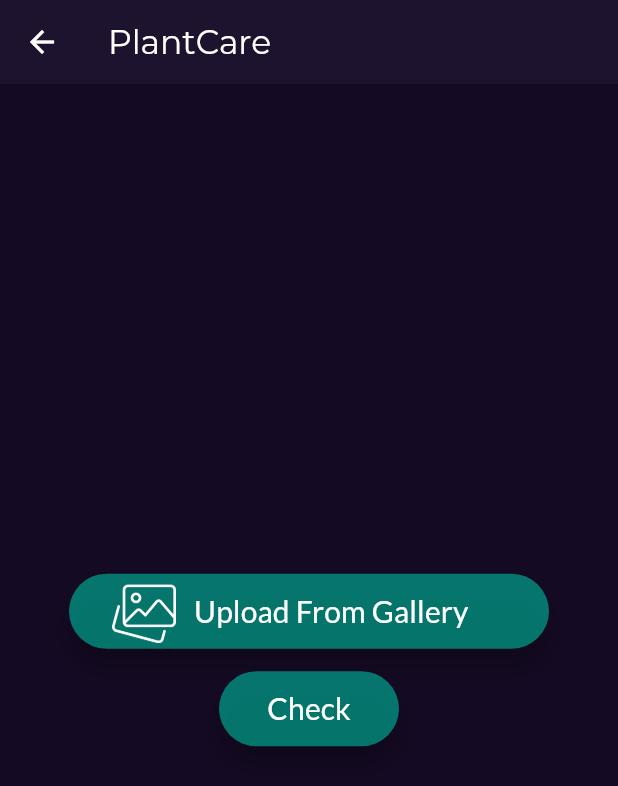
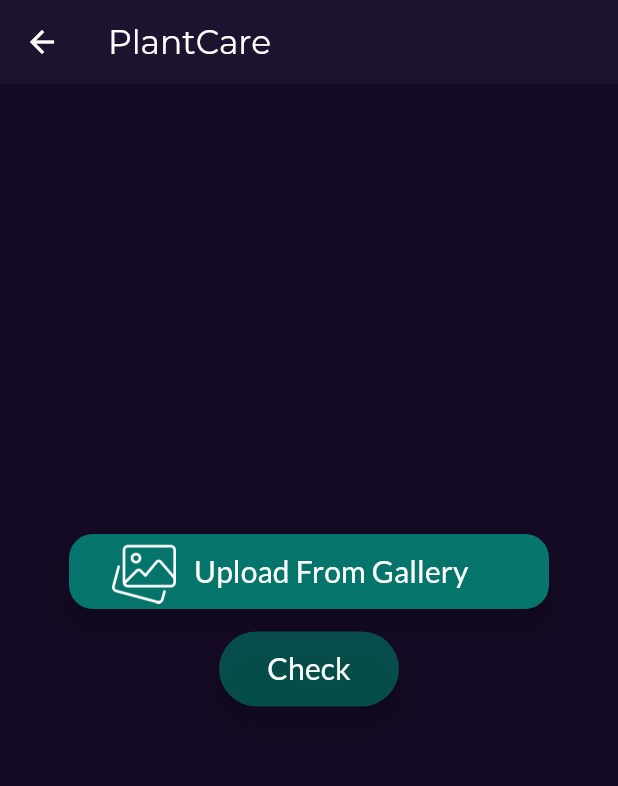
Before and after one commit to Sarthakpurii/Plant-Disease-Detection-Application, a Flutter app: the DetectorScreen screen opened directly, on a phone screen of 412 x 824 dp. Shown: the top 786 px of the screen. Run offline on Flutter 3.47's test engine with Material 3 defaults, Android fonts, the phone set to English and light mode, and no system bars; our stand-ins replace google_fonts, image_picker; missing offline and left inert: tflite_flutter.

Commit message:
upgraded UX

```diff
--- a/lib/main.dart
+++ b/lib/main.dart
@@ -45,6 +45,6 @@
 void main(){
   runApp(MaterialApp(
     theme: purpTheme,
-    home: const DetectorScreen(),
+    home: const HomeScreen(),
   ));
 }
--- a/lib/screens/detector-screen.dart
+++ b/lib/screens/detector-screen.dart
@@ -29,21 +29,36 @@ class DetectorScreenState extends State<DetectorScreen>{
     }
   }
 
+  void reset(){
+    setState(() {
+      img=null;
+      imageUploaded=false;
+      predictionStatus=false;
+      prediction=null;
+    });
+  }
+
   // Model Variables and Fucntions
   Interpreter? _interpreter;
+  bool predictionStatus=false;
+  String? prediction;
 
   void loadModel() async {
     _interpreter = await Interpreter.fromAsset('DL model/model.tflite');
   }
 
-  //Image preprocessing
- void preprocessImage() async {
+  //Image preprocessing and model prediction
+ void predict() async {
   imag.Image? image = imag.decodeImage(img!.readAsBytesSync());
   imag.Image resizedImage = imag.copyResize(image!, width: 64, height: 64);
   var normalizedImage = resizedImage.getBytes().map((pixel) => pixel / 255).toList();
   var input = Float32List.fromList(normalizedImage).reshape([1, 64, 64, 3]);
   var output = Float32List(1).reshape([1, 1]);
   _interpreter!.run(input, output);
+  (output[0][0]<0.5)? prediction="Diseased": prediction="Healthy";
+  setState(() {
+    predictionStatus=true;
+  });
   print(output);
 }
 
@@ -64,17 +79,28 @@ class DetectorScreenState extends State<DetectorScreen>{
       ),
       body:Center(
         child: Column(
-          mainAxisAlignment: MainAxisAlignment.center,
+          mainAxisAlignment: MainAxisAlignment.start,
           children: [
 
 
-            (imageUploaded==true)? Image.file(img!,scale:4):
-            ElevatedButton(onPressed: _pickImage,
-            style: const ButtonStyle(
-                elevation: MaterialStatePropertyAll(6),
-                fixedSize: MaterialStatePropertyAll(Size(320, 50)),
-                backgroundColor: MaterialStatePropertyAll(Color.fromARGB(170, 0, 171, 148)),
-                foregroundColor: MaterialStatePropertyAll(Colors.white)),
+            (imageUploaded)?
+            Padding(
+              padding: const EdgeInsets.fromLTRB(0,100,0,0),
+              child: SizedBox(
+                height: 300,
+                width: 300,
+                child: Image.file(img!,fit: BoxFit.cover,)),
+            ):
+            Padding(
+              padding: const EdgeInsets.fromLTRB(0,300,0,0),
+              child: ElevatedButton(onPressed: _pickImage,
+              style: ButtonStyle(
+                  elevation: const MaterialStatePropertyAll(6),
+                  shape: MaterialStatePropertyAll(RoundedRectangleBorder(
+                    borderRadius: BorderRadius.circular(16))),
+                  fixedSize: const MaterialStatePropertyAll(Size(320, 50)),
+                  backgroundColor: const MaterialStatePropertyAll(Color.fromARGB(170, 0, 171, 148)),
+                  foregroundColor: const MaterialStatePropertyAll(Colors.white)),
                 child: Row(
                   mainAxisAlignment: MainAxisAlignment.center,
                   children: [
@@ -84,18 +110,44 @@ class DetectorScreenState extends State<DetectorScreen>{
                   const SizedBox(width: 25)
                 ],),
                 ),
+            ),
+
+
+            (prediction!=null)? Padding(
+              padding: const EdgeInsets.fromLTRB(0,25,0,5),
+              child: Text("This Plant Looks "+prediction!, style: GoogleFonts.lato(fontSize: 22),),
+            ):
+            (imageUploaded)?const SizedBox(height: 60,):const SizedBox(),
 
 
             const SizedBox(height: 15,),
-            ElevatedButton(onPressed: preprocessImage,
+            (predictionStatus)?
+            ElevatedButton(onPressed: reset,
             style: const ButtonStyle(
                 elevation: MaterialStatePropertyAll(6),
                 fixedSize: MaterialStatePropertyAll(Size(120, 50)),
                 backgroundColor: MaterialStatePropertyAll(Color.fromARGB(170, 0, 171, 148)),
                 foregroundColor: MaterialStatePropertyAll(Colors.white)),
+             child: Text("Reset",style: GoogleFonts.lato(fontSize:20,color: Colors.white))):
+            ElevatedButton(onPressed: imageUploaded ? predict :
+             (){ScaffoldMessenger.of(context).showSnackBar(
+              const SnackBar(
+                content: Text("No Image Uploaded"),
+                duration: Duration(seconds: 1),));},
+            style: ButtonStyle(
+                elevation: const MaterialStatePropertyAll(6),
+                fixedSize: const MaterialStatePropertyAll(Size(120, 50)),
+                backgroundColor: MaterialStatePropertyAll(imageUploaded? const Color.fromARGB(170, 0, 171, 148) : const Color.fromARGB(170, 1, 111, 97)),
+                foregroundColor: const MaterialStatePropertyAll(Colors.white)),
              child: Text("Check",style: GoogleFonts.lato(fontSize:20,color: Colors.white)))
           ],),
       )
     );
   }
+
+  @override
+  void dispose(){
+    _interpreter!.close();
+    super.dispose();
   }
+}
--- a/lib/screens/home-screen.dart
+++ b/lib/screens/home-screen.dart
@@ -32,7 +32,7 @@ class HomeScreen extends StatelessWidget{
             Image.asset("assets/icons/leaf.png",scale: 2.2,),
             const SizedBox(height:18),
             Text("Your Plant's Guardian",style: GoogleFonts.lato(fontSize:20),),
-            const SizedBox(height:26),
+            const SizedBox(height:40),
             ElevatedButton(
               onPressed: ()=>_detectorScreenSwitcher(context),
               // ignore: sort_child_properties_last
```
Lines whose indentation alone changed are shown as unchanged.
